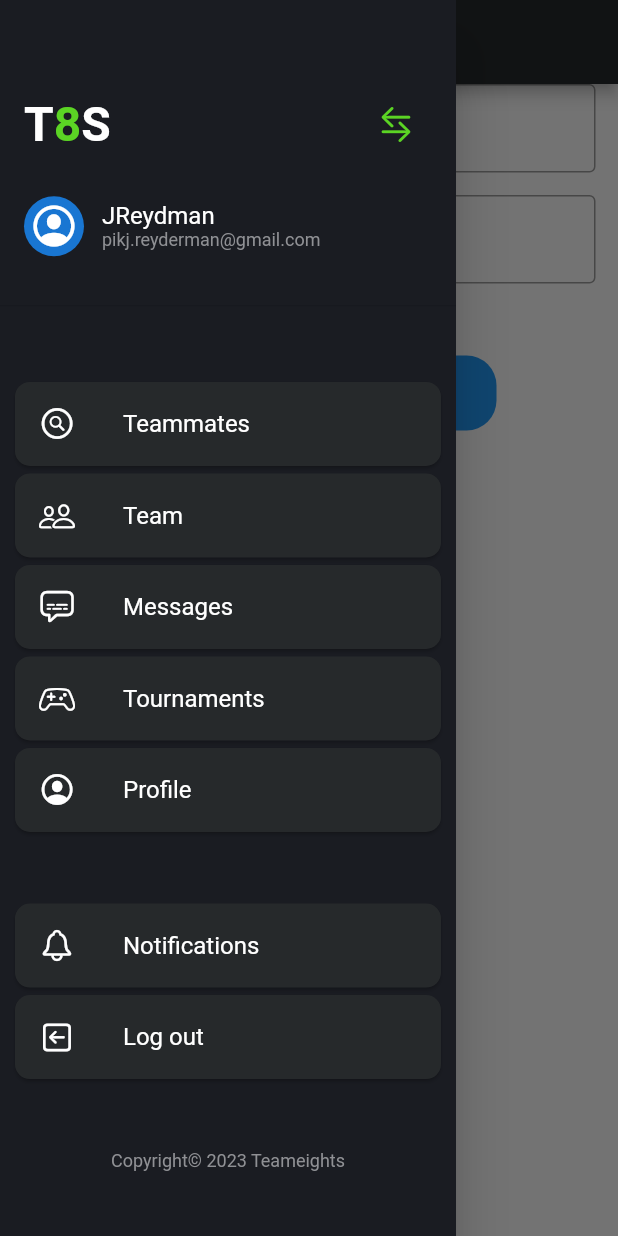
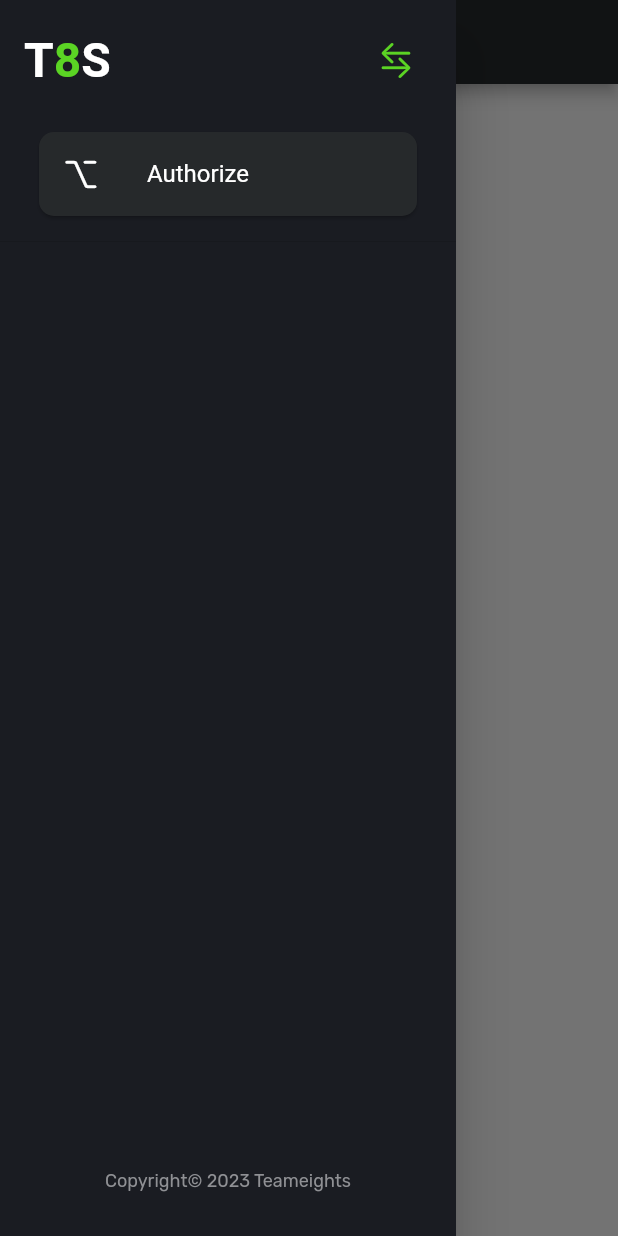
Before and after one commit to jreydman/teameights-mobile, a Flutter app: the screen it shows after launch, with the side drawer open, on a phone screen of 412 x 824 dp. Run offline on Flutter 3.47's test engine with Material 2 defaults, Android fonts, the phone set to English and light mode, and no system bars; accounts and stored records are empty.

Commit message:
fix: upload architecture & assets

```diff
--- a/lib/main.dart
+++ b/lib/main.dart
@@ -1,6 +1,5 @@
 import 'package:flutter/material.dart';
-import 'package:teameights_mobile/shared/assets/variables.dart';
-import 'package:teameights_mobile/shared/navbar/navbar.component.dart';
+import 'package:teameights_mobile/shared/data/variables.dart';
 import 'package:teameights_mobile/shared/pages/authorization/authorization.page.dart';
 
 void main() {
@@ -13,16 +12,13 @@ class MyApp extends StatelessWidget {
   @override
   Widget build(BuildContext context) => MaterialApp(
     theme: ThemeData(
+        fontFamily: 'Rubik',
         //useMaterial3: true,
         cardTheme: t8sThemes.v1Card,
         drawerTheme: t8sThemes.v1Drawer,
         appBarTheme: t8sThemes.v1Appbar,
     ),
-    home: Scaffold(
-      appBar: AppBar(title: const Text('T8S')),
-      drawer: const T8sNavbar(),
-      body: const AuthorizationPage(),
-    ),
+    home: const AuthorizationPage()
   );
 
 }
--- a/lib/shared/components/logotype.component.dart
+++ b/lib/shared/components/logotype.component.dart
@@ -1,5 +1,5 @@
 import 'package:flutter/cupertino.dart';
-import 'package:teameights_mobile/shared/assets/variables.dart';
+import 'package:teameights_mobile/shared/data/variables.dart';
 
 class T8sLogotype extends StatelessWidget {
   const T8sLogotype({super.key});
--- a/lib/shared/navbar/navbar.component.dart
+++ b/lib/shared/components/navbar/navbar.component.dart
@@ -1,8 +1,9 @@
 import 'package:flutter/cupertino.dart';
 import 'package:flutter/material.dart';
-import 'package:teameights_mobile/shared/assets/variables.dart';
-import 'package:teameights_mobile/shared/navbar/navbarProfileCard.component.dart';
-import 'package:teameights_mobile/shared/navbar/navigationCard.component.dart';
+import 'package:teameights_mobile/shared/data/user.dart';
+import 'package:teameights_mobile/shared/data/variables.dart';
+import 'package:teameights_mobile/shared/components/navbar/navbarProfileCard.component.dart';
+import 'package:teameights_mobile/shared/components/navbar/navigationCard.component.dart';
 import 'package:teameights_mobile/shared/components/logotype.component.dart';
 
 class T8sNavbar extends StatefulWidget {
@@ -13,39 +14,49 @@ class T8sNavbar extends StatefulWidget {
 
 class _T8sNavbarState extends State<T8sNavbar> {
 
-  void _closeDrawer() {
-    Navigator.of(context).pop();
+  User user = User(username: 'jreydman', email: 'pikj.reyderman@gmail.com');
+
+  User? _userData;
+
+  void setUser() {
+    setState(() {
+      _userData = user;
+    });
   }
 
   @override
   Widget build(BuildContext context) {
     return Drawer(
       child: Column(
-        mainAxisAlignment: MainAxisAlignment.spaceEvenly,
+        mainAxisAlignment: MainAxisAlignment.spaceBetween,
         children: [
           DrawerHeader(child: Column(children: <Widget>[
             Row(mainAxisAlignment: MainAxisAlignment.spaceBetween, children: [
               const T8sLogotype(),
               IconButton(
-                  onPressed: _closeDrawer,
+                  onPressed: (){Navigator.pop(context);},
                   icon: const Icon(CupertinoIcons.arrow_right_arrow_left, color: t8sAppVariables.accentColor,)
               ),
             ]),
             const SizedBox(height: 24.0),
-            const T8sNavbarProfileCard()
+              if (_userData != null) const T8sNavbarProfileCard()
+              else const T8sNavigationCard(title: Text('Authorize'), leading: Icon(CupertinoIcons.option)),
           ])),
-          const Column(children: [
+          if (_userData != null) const Column(children: [
             T8sNavigationCard(title: Text('Teammates'), leading: Icon(CupertinoIcons.search_circle)),
             T8sNavigationCard(title: Text('Team'), leading: Icon(CupertinoIcons.person_2)),
             T8sNavigationCard(title: Text('Messages'), leading: Icon(CupertinoIcons.captions_bubble)),
             T8sNavigationCard(title: Text('Tournaments'), leading: Icon(CupertinoIcons.game_controller)),
             T8sNavigationCard(title: Text('Profile'), leading: Icon(CupertinoIcons.profile_circled)),
           ]),
-          const Column(children: [
+          if (_userData != null) const Column(children: [
             T8sNavigationCard(title: Text('Notifications'), leading: Icon(CupertinoIcons.bell)),
             T8sNavigationCard(title: Text('Log out'), leading: Icon(CupertinoIcons.arrow_left_square)),
           ]),
-          const Text('Copyright© 2023 Teameights', style: t8sThemes.v1UnstateText)
+          const Padding(
+              padding: EdgeInsets.only(bottom: 30.0),
+              child: Text('Copyright© 2023 Teameights', style: t8sThemes.v1UnstateText)
+          ),
         ],
       ),
     );
--- a/lib/shared/navbar/navbarProfileCard.component.dart
+++ b/lib/shared/components/navbar/navbarProfileCard.component.dart
@@ -1,6 +1,6 @@
 import 'package:flutter/cupertino.dart';
 import 'package:flutter/material.dart';
-import 'package:teameights_mobile/shared/assets/variables.dart';
+import 'package:teameights_mobile/shared/data/variables.dart';
 
 class T8sNavbarProfileCard extends StatelessWidget {
   const T8sNavbarProfileCard({super.key});
@@ -8,7 +8,7 @@ class T8sNavbarProfileCard extends StatelessWidget {
   Widget build(BuildContext context) => const DefaultTextStyle(
       style: t8sThemes.v1RegularText,
       child: Row(children: [
-        CircleAvatar(child: Icon(size: 32.0, CupertinoIcons.profile_circled)),
+        CircleAvatar(backgroundColor: t8sAppVariables.accentColor, child: Icon(color: t8sAppVariables.primaryColor, semanticLabel: 'avatar', size: 32.0, CupertinoIcons.profile_circled)),
         SizedBox(width: 12.0),
         Column(
             crossAxisAlignment: CrossAxisAlignment.start,
--- a/lib/shared/navbar/navigationCard.component.dart
+++ b/lib/shared/components/navbar/navigationCard.component.dart
@@ -1,5 +1,5 @@
 import 'package:flutter/material.dart';
-import 'package:teameights_mobile/shared/assets/variables.dart';
+import 'package:teameights_mobile/shared/data/variables.dart';
 
 class T8sNavigationCard extends StatelessWidget {
 
@@ -10,7 +10,6 @@ class T8sNavigationCard extends StatelessWidget {
 
   @override
   Widget build(BuildContext context) => Card(
-      margin: const EdgeInsets.only(left: 10.0, right: 10.0, bottom: 5.0),
       child: InkWell(
         borderRadius: BorderRadius.circular(10.0),
         splashColor: t8sAppVariables.accentHoverColor,
--- /dev/null
+++ b/lib/shared/data/user.dart
@@ -0,0 +1,8 @@
+import 'dart:ui';
+
+class User {
+  final String username;
+  final String email;
+  late Image? avatar;
+  User({required this.username, required this.email, this.avatar});
+}
--- a/lib/shared/pages/authorization/authorization.page.dart
+++ b/lib/shared/pages/authorization/authorization.page.dart
@@ -1,4 +1,5 @@
 import 'package:flutter/material.dart';
+import 'package:teameights_mobile/shared/components/navbar/navbar.component.dart';
 import 'package:teameights_mobile/shared/pages/authorization/signin.component.dart';
 
 class AuthorizationPage extends StatefulWidget {
@@ -10,7 +11,9 @@ class AuthorizationPage extends StatefulWidget {
 class AuthorizationPageState extends State<AuthorizationPage> {
   @override
   Widget build(BuildContext context) => Scaffold(
-    body: Signin(),
+    appBar: AppBar(title: const Text('T8S')),
+    drawer: const T8sNavbar(),
+    body: const Signin(),
   );
 
 }
--- a/lib/shared/pages/authorization/signin.component.dart
+++ b/lib/shared/pages/authorization/signin.component.dart
@@ -5,22 +5,5 @@ class Signin extends StatelessWidget {
   const Signin({super.key});
 
   @override
-  Widget build(BuildContext context) => SingleChildScrollView(child: Column(children: <Widget>[
-    const Padding(padding: EdgeInsets.symmetric(horizontal: 15), child:
-      TextField(decoration: InputDecoration(border: OutlineInputBorder(), labelText: 'Email', hintText: 'Enter valid email id as abc@gmail.com')),
-    ),
-    const Padding(padding: EdgeInsets.only(left: 15.0, right: 15.0, top: 15, bottom: 0), child:
-      TextField(obscureText: true, decoration: InputDecoration(border: OutlineInputBorder(), labelText: 'Password', hintText: 'Enter secure password')),
-    ),
-    TextButton(onPressed: (){/*TODO FORGOT PASSWORD SCREEN GOES HERE*/}, child:
-      const Text('Forgot Password', style: TextStyle(color: Colors.blue, fontSize: 15)),
-    ),
-    Container(height: 50, width: 250, decoration: BoxDecoration(color: Colors.blue, borderRadius: BorderRadius.circular(20)), child:
-      TextButton(onPressed: () {Navigator.push(context, MaterialPageRoute<Widget>(builder: (_) => const HomePage()));}, child:
-        const Text('Login', style: TextStyle(color: Colors.white, fontSize: 25)),
-      ),
-    ),
-    const SizedBox(height: 130),
-    const Text('New User? Create Account')
-  ]));
+  Widget build(BuildContext context) => Container();
 }
--- a/lib/shared/pages/home/home.page.dart
+++ b/lib/shared/pages/home/home.page.dart
@@ -1,4 +1,6 @@
 import 'package:flutter/material.dart';
+import 'package:teameights_mobile/shared/components/navbar/navbar.component.dart';
+
 
 class HomePage extends StatefulWidget {
   const HomePage({super.key});
@@ -9,9 +11,8 @@ class HomePage extends StatefulWidget {
 class HomePageState extends State<HomePage> {
   @override
   Widget build(BuildContext context) => Scaffold(
-    body: Container(alignment: Alignment.center, child:
-      const Text('HOME PAGE')
-    ),
+    appBar: AppBar(title: const Text('T8S')),
+    drawer: const T8sNavbar(),
+    body: Container(alignment: Alignment.center, child: Text('home page'))
   );
-
 }
```
Also changed, not shown: pubspec.yaml (+6 -1 lines), lib/shared/data/variables.dart (renamed from lib/shared/assets/variables.dart), pubspec.lock.
